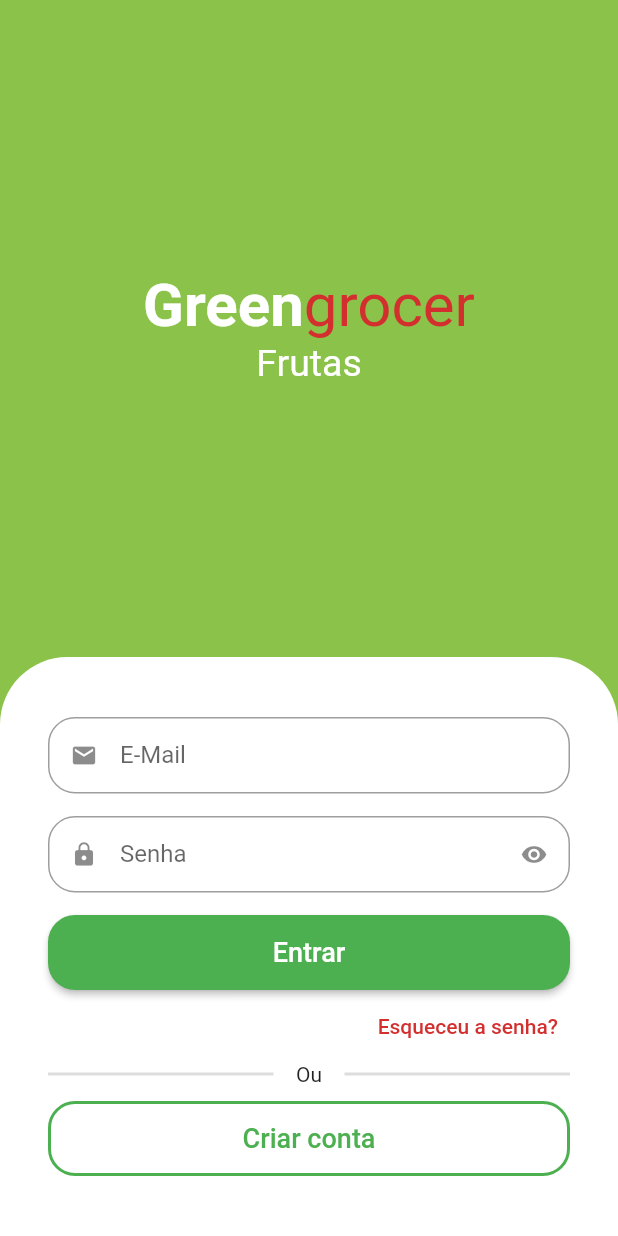
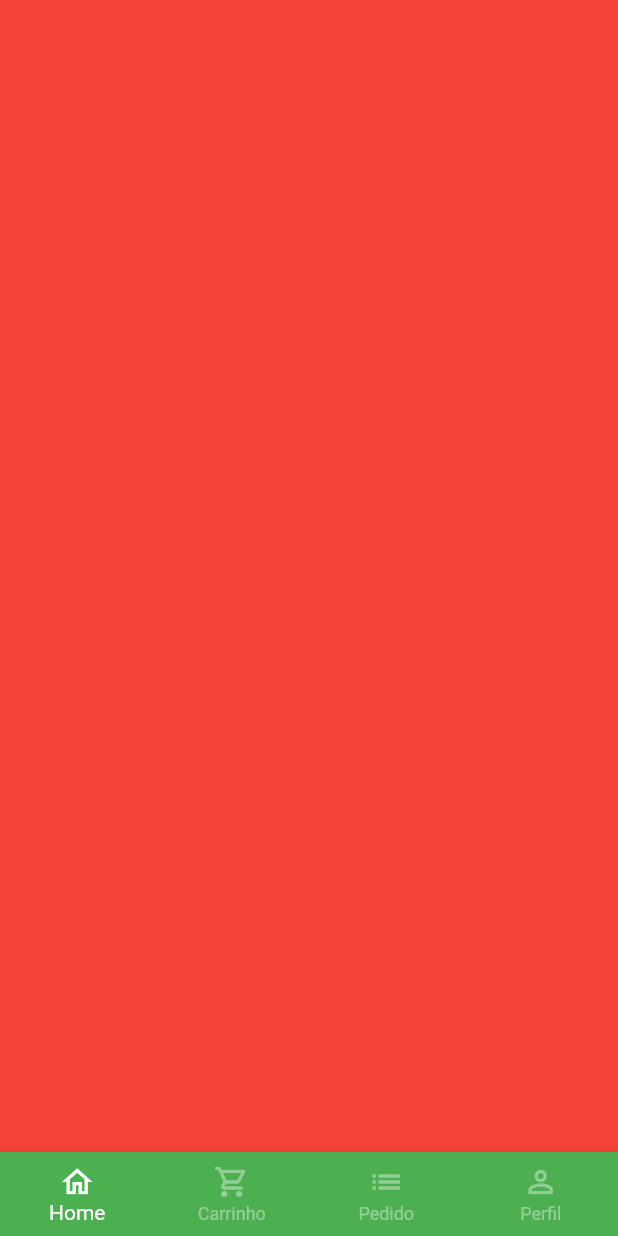
Before and after one commit to GilmarOQueiroz/quitanda-virtual-flutter, a Flutter app: the screen it shows after launch, after a tap on "Entrar", on a phone screen of 412 x 824 dp. Run offline on Flutter 3.47's test engine with Material 2 defaults, Android fonts, the phone set to English and light mode, and no system bars; drawn by our look-alikes of animated_text_kit; our stand-ins replace mask_text_input_formatter.

Commit message:
Projeto app Flutter Quitanda Virtual 04/06/2023

```diff
--- a/lib/src/auth/sign_in_screen.dart
+++ b/lib/src/auth/sign_in_screen.dart
@@ -1,6 +1,7 @@
 import 'package:animated_text_kit/animated_text_kit.dart';
 import 'package:flutter/material.dart';
 import 'package:hortifrute/src/auth/sign_up_screen.dart';
+import '../base/base_screen.dart';
 import '../config/custom_colors.dart';
 import 'components/custom_text_field.dart';
 
@@ -103,12 +104,21 @@
                     // Botão de entrar
                     SizedBox(
                       height: 50,
-                      child: ElevatedButton(onPressed: () {},
+                      child: ElevatedButton(
                         style: ElevatedButton.styleFrom(
                           shape: RoundedRectangleBorder(
                             borderRadius: BorderRadius.circular(18),
                           ),
                         ),
+                        onPressed: () {
+                          Navigator.of(context).pushReplacement(
+                            MaterialPageRoute(
+                              builder: (c){
+                                return const BaseScreen();
+                              }
+                            )
+                          );
+                        },
                         child: const Text('Entrar',
                           style: TextStyle(
                             fontSize: 18,
--- /dev/null
+++ b/lib/src/base/base_screen.dart
@@ -0,0 +1,60 @@
+import 'package:flutter/material.dart';
+
+class BaseScreen extends StatefulWidget {
+  const BaseScreen({Key? key}) : super(key: key);
+
+  @override
+  State<BaseScreen> createState() => _BaseScreenState();
+}
+
+  class _BaseScreenState extends State<BaseScreen> {
+  int currentIndex = 0;
+  final pageController = PageController();
+
+  @override
+  Widget build(BuildContext context) {
+    return Scaffold(
+      body: PageView(
+        physics: const NeverScrollableScrollPhysics(),
+        controller: pageController,
+        children: [
+          Container(color: Colors.red),
+          Container(color: Colors.yellow),
+          Container(color: Colors.blue),
+          Container(color: Colors.purple),
+        ],
+      ),
+      bottomNavigationBar: BottomNavigationBar(
+        currentIndex: currentIndex,
+        onTap: (index) {
+          setState(() {
+            currentIndex = index;
+            pageController.jumpToPage(index);
+          });
+        },
+        type: BottomNavigationBarType.fixed,
+        backgroundColor: Colors.green,
+        selectedItemColor: Colors.white,
+        unselectedItemColor: Colors.white.withAlpha(100),
+        items: const [
+          BottomNavigationBarItem(
+              icon: Icon(Icons.home_outlined),
+            label: 'Home',
+          ),
+          BottomNavigationBarItem(
+            icon: Icon(Icons.shopping_cart_outlined),
+            label: 'Carrinho',
+          ),
+          BottomNavigationBarItem(
+            icon: Icon(Icons.list),
+            label: 'Pedido',
+          ),
+          BottomNavigationBarItem(
+            icon: Icon(Icons.person_outline),
+            label: 'Perfil',
+          ),
+        ],
+      ),
+    );
+  }
+}
```
